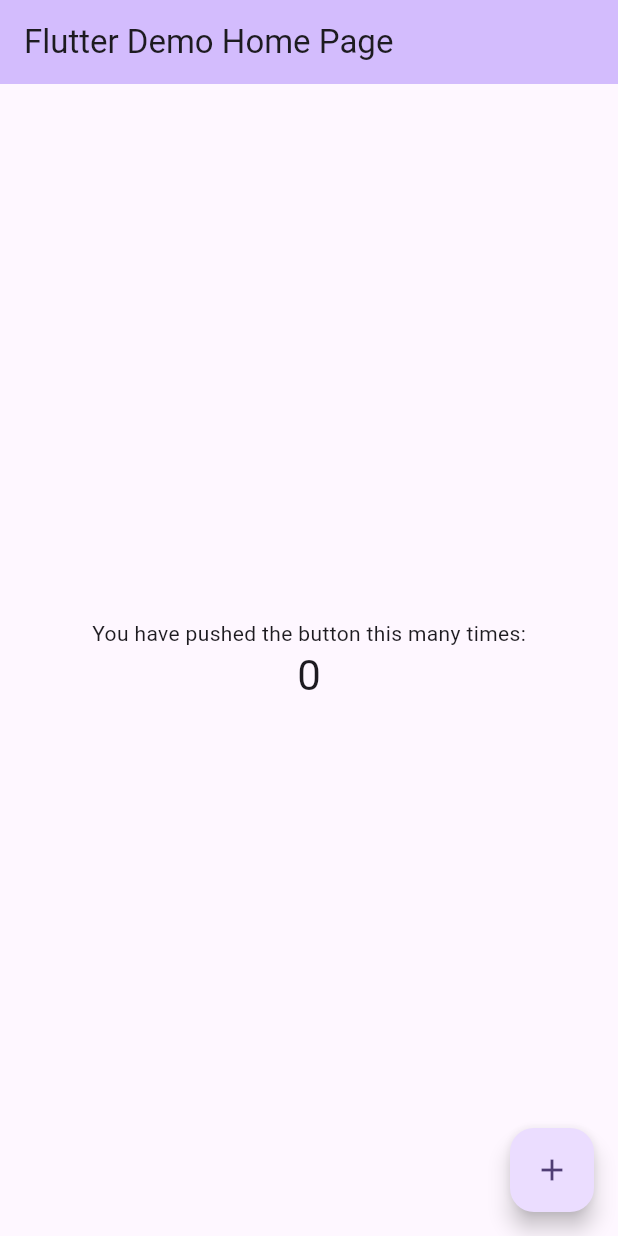
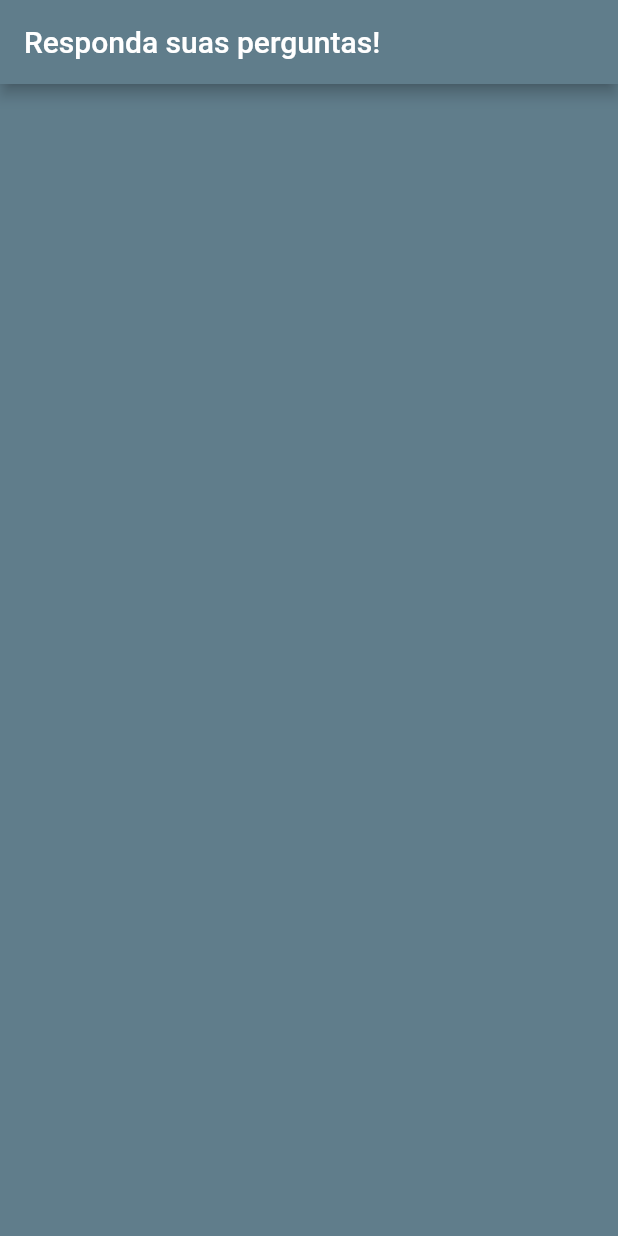
Before and after one commit to cristianprochnow/magic_ball_flutter, a Flutter app: the screen it shows after launch, on a phone screen of 412 x 824 dp. Run offline on Flutter 3.47's test engine with Material 2 defaults, Android fonts, the phone set to English and light mode, and no system bars.

Commit message:
feat: add colors to project

```diff
--- a/lib/main.dart
+++ b/lib/main.dart
@@ -1,125 +1,26 @@
 import 'package:flutter/material.dart';
+import 'package:magic_ball_flutter/screens/magic_ball.dart';
 
 void main() {
-  runApp(const MyApp());
+  runApp(const App());
 }
 
-class MyApp extends StatelessWidget {
-  const MyApp({super.key});
+class App extends StatelessWidget {
+  const App({super.key});
 
-  // This widget is the root of your application.
   @override
   Widget build(BuildContext context) {
+    const Color colorTheme = Colors.blueGrey;
+
     return MaterialApp(
-      title: 'Flutter Demo',
-      theme: ThemeData(
-        // This is the theme of your application.
-        //
-        // TRY THIS: Try running your application with "flutter run". You'll see
-        // the application has a blue toolbar. Then, without quitting the app,
-        // try changing the seedColor in the colorScheme below to Colors.green
-        // and then invoke "hot reload" (save your changes or press the "hot
-        // reload" button in a Flutter-supported IDE, or press "r" if you used
-        // the command line to start the app).
-        //
-        // Notice that the counter didn't reset back to zero; the application
-        // state is not lost during the reload. To reset the state, use hot
-        // restart instead.
-        //
-        // This works for code too, not just values: Most code changes can be
-        // tested with just a hot reload.
-        colorScheme: ColorScheme.fromSeed(seedColor: Colors.deepPurple),
-        useMaterial3: true,
+      home: Scaffold(
+        appBar: AppBar(
+          backgroundColor: colorTheme,
+          title: const Text('Responda suas perguntas!'),
+        ),
+        backgroundColor: colorTheme,
+        body: const MagicBall(),
       ),
-      home: const MyHomePage(title: 'Flutter Demo Home Page'),
     );
   }
 }
-
-class MyHomePage extends StatefulWidget {
-  const MyHomePage({super.key, required this.title});
-
-  // This widget is the home page of your application. It is stateful, meaning
-  // that it has a State object (defined below) that contains fields that affect
-  // how it looks.
-
-  // This class is the configuration for the state. It holds the values (in this
-  // case the title) provided by the parent (in this case the App widget) and
-  // used by the build method of the State. Fields in a Widget subclass are
-  // always marked "final".
-
-  final String title;
-
-  @override
-  State<MyHomePage> createState() => _MyHomePageState();
-}
-
-class _MyHomePageState extends State<MyHomePage> {
-  int _counter = 0;
-
-  void _incrementCounter() {
-    setState(() {
-      // This call to setState tells the Flutter framework that something has
-      // changed in this State, which causes it to rerun the build method below
-      // so that the display can reflect the updated values. If we changed
-      // _counter without calling setState(), then the build method would not be
-      // called again, and so nothing would appear to happen.
-      _counter++;
-    });
-  }
-
-  @override
-  Widget build(BuildContext context) {
-    // This method is rerun every time setState is called, for instance as done
-    // by the _incrementCounter method above.
-    //
-    // The Flutter framework has been optimized to make rerunning build methods
-    // fast, so that you can just rebuild anything that needs updating rather
-    // than having to individually change instances of widgets.
-    return Scaffold(
-      appBar: AppBar(
-        // TRY THIS: Try changing the color here to a specific color (to
-        // Colors.amber, perhaps?) and trigger a hot reload to see the AppBar
-        // change color while the other colors stay the same.
-        backgroundColor: Theme.of(context).colorScheme.inversePrimary,
-        // Here we take the value from the MyHomePage object that was created by
-        // the App.build method, and use it to set our appbar title.
-        title: Text(widget.title),
-      ),
-      body: Center(
-        // Center is a layout widget. It takes a single child and positions it
-        // in the middle of the parent.
-        child: Column(
-          // Column is also a layout widget. It takes a list of children and
-          // arranges them vertically. By default, it sizes itself to fit its
-          // children horizontally, and tries to be as tall as its parent.
-          //
-          // Column has various properties to control how it sizes itself and
-          // how it positions its children. Here we use mainAxisAlignment to
-          // center the children vertically; the main axis here is the vertical
-          // axis because Columns are vertical (the cross axis would be
-          // horizontal).
-          //
-          // TRY THIS: Invoke "debug painting" (choose the "Toggle Debug Paint"
-          // action in the IDE, or press "p" in the console), to see the
-          // wireframe for each widget.
-          mainAxisAlignment: MainAxisAlignment.center,
-          children: <Widget>[
-            const Text(
-              'You have pushed the button this many times:',
-            ),
-            Text(
-              '$_counter',
-              style: Theme.of(context).textTheme.headlineMedium,
-            ),
-          ],
-        ),
-      ),
-      floatingActionButton: FloatingActionButton(
-        onPressed: _incrementCounter,
-        tooltip: 'Increment',
-        child: const Icon(Icons.add),
-      ), // This trailing comma makes auto-formatting nicer for build methods.
-    );
-  }
-}
--- /dev/null
+++ b/lib/screens/magic_ball.dart
@@ -0,0 +1,10 @@
+import 'package:flutter/material.dart';
+
+class MagicBall extends StatelessWidget {
+  const MagicBall({super.key});
+
+  @override
+  Widget build(BuildContext context) {
+    return Container();
+  }
+}
```
